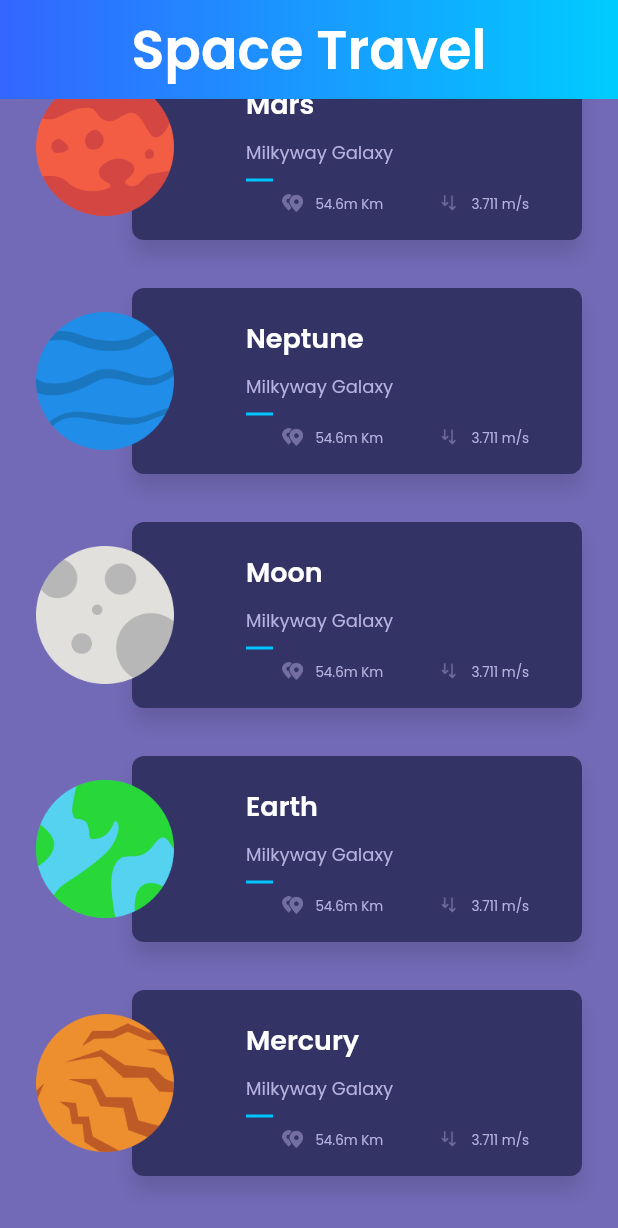
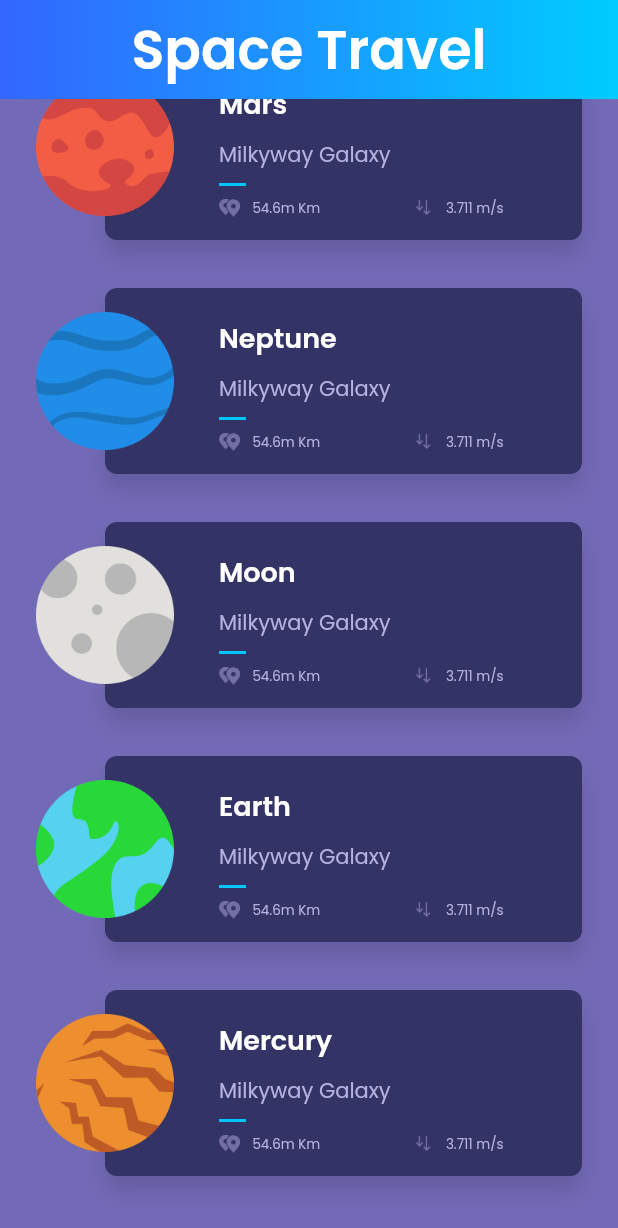
Before and after one commit to kalifun/space_travel, a Flutter app: the screen it shows after launch, scrolled down 70 dp, on a phone screen of 412 x 824 dp. Shown: the top 1228 px of the screen. Run offline on Flutter 3.47's test engine with Material 2 defaults, Android fonts, the phone set to English and light mode, and no system bars.

Commit message:
:bowtie: planet detail page

```diff
--- a/lib/model/Planet.dart
+++ b/lib/model/Planet.dart
@@ -6,6 +6,7 @@ class Planet {
   final String gravity;
   final String description;
   final String image;
+  final String picture;
 
   const Planet({
     this.id,
@@ -15,6 +16,7 @@ class Planet {
     this.gravity,
     this.description,
     this.image,
+    this.picture,
   });
 }
 
@@ -25,8 +27,9 @@ List<Planet> planets = [
       location: "Milkyway Galaxy",
       distance: "54.6m Km",
       gravity: "3.711 m/s ",
-    description: "Lorem ipsum...",
+      description: "Mars is the fourth planet from the Sun and the second-smallest planet in the Solar System after Mercury. In English, Mars carries a name of the Roman god of war, and is often referred to as the 'Red Planet' because the reddish iron oxide prevalent on its surface gives it a reddish appearance that is distinctive among the astronomical bodies visible to the naked eye. Mars is a terrestrial planet with a thin atmosphere, having surface features reminiscent both of the impact craters of the Moon and the valleys, deserts, and polar ice caps of Earth.",
       image: "assets/img/mars.png",
+      picture: "https://www.nasa.gov/sites/default/files/thumbnails/image/pia21723-16.jpg"
   ),
   const Planet(
       id: "2",
@@ -34,8 +37,9 @@ List<Planet> planets = [
       location: "Milkyway Galaxy",
       distance: "54.6m Km",
       gravity: "3.711 m/s ",
-    description: "Lorem ipsum...",
+      description: "Neptune is the eighth and farthest known planet from the Sun in the Solar System. In the Solar System, it is the fourth-largest planet by diameter, the third-most-massive planet, and the densest giant planet. Neptune is 17 times the mass of Earth and is slightly more massive than its near-twin Uranus, which is 15 times the mass of Earth and slightly larger than Neptune. Neptune orbits the Sun once every 164.8 years at an average distance of 30.1 astronomical units (4.50×109 km). It is named after the Roman god of the sea and has the astronomical symbol ♆, a stylised version of the god Neptune's trident",
       image: "assets/img/neptune.png",
+      picture: "https://www.nasa.gov/sites/default/files/styles/full_width_feature/public/images/110411main_Voyager2_280_yshires.jpg"
   ),
   const Planet(
       id: "3",
@@ -43,8 +47,9 @@ List<Planet> planets = [
       location: "Milkyway Galaxy",
       distance: "54.6m Km",
       gravity: "3.711 m/s ",
-    description: "Lorem ipsum...",
+      description: "The Moon is an astronomical body that orbits planet Earth, being Earth's only permanent natural satellite. It is the fifth-largest natural satellite in the Solar System, and the largest among planetary satellites relative to the size of the planet that it orbits (its primary). Following Jupiter's satellite Io, the Moon is second-densest satellite among those whose densities are known.",
       image: "assets/img/moon.png",
+      picture: "https://farm5.staticflickr.com/4086/5052125139_43c31b7012.jpg"
   ),
   const Planet(
       id: "4",
@@ -52,8 +57,9 @@ List<Planet> planets = [
       location: "Milkyway Galaxy",
       distance: "54.6m Km",
       gravity: "3.711 m/s ",
-    description: "Lorem ipsum...",
+      description: "Earth is the third planet from the Sun and the only object in the Universe known to harbor life. According to radiometric dating and other sources of evidence, Earth formed over 4 billion years ago. Earth's gravity interacts with other objects in space, especially the Sun and the Moon, Earth's only natural satellite. Earth revolves around the Sun in 365.26 days, a period known as an Earth year. During this time, Earth rotates about its axis about 366.26 times.",
       image: "assets/img/earth.png",
+      picture: "https://www.nasa.gov/sites/default/files/styles/full_width_feature/public/thumbnails/image/iss042e340851_1.jpg"
   ),
   const Planet(
       id: "5",
@@ -61,7 +67,8 @@ List<Planet> planets = [
       location: "Milkyway Galaxy",
       distance: "54.6m Km",
       gravity: "3.711 m/s ",
-    description: "Lorem ipsum...",
+      description: "Mercury is the smallest and innermost planet in the Solar System. Its orbital period around the Sun of 88 days is the shortest of all the planets in the Solar System. It is named after the Roman deity Mercury, the messenger to the gods.",
       image: "assets/img/mercury.png",
+      picture: "https://c1.staticflickr.com/9/8105/8497927473_2845ae671e_b.jpg"
   ),
 ];
--- a/lib/model/StyleValue.dart
+++ b/lib/model/StyleValue.dart
@@ -19,3 +19,19 @@ final regularTextStyle = baseTextStyle.copyWith(
 final subHeaderTextStyle = regularTextStyle.copyWith(
     fontSize: 12.0
 );
+
+final commonTextStyle = baseTextStyle.copyWith(
+    color: const Color(0xffb6b2df),
+    fontSize: 14.0,
+    fontWeight: FontWeight.w400
+);
+
+final titleTextStyle = baseTextStyle.copyWith(
+    color: Colors.white,
+    fontSize: 18.0,
+    fontWeight: FontWeight.w600
+);
+
+final smallTextStyle = commonTextStyle.copyWith(
+  fontSize: 9.0,
+);
--- a/lib/page/HomePageBody.dart
+++ b/lib/page/HomePageBody.dart
@@ -16,7 +16,7 @@ class HomePageBody extends StatelessWidget {
                 padding: const EdgeInsets.symmetric(vertical: 24.0),
                 sliver: new SliverList(
                   delegate: new SliverChildBuilderDelegate(
-                    (context, index) => new PlanetRow(planets[index]),
+                    (context, index) => new PlanetSummary(planets[index]),
                     childCount: planets.length,
                   ),
                 ),
--- a/lib/page/Page.dart
+++ b/lib/page/Page.dart
@@ -3,5 +3,5 @@ library page;
 export 'package:space_travel/page/HomePage.dart';
 export 'package:space_travel/page/GradienAppBar.dart';
 export 'package:space_travel/page/HomePageBody.dart';
-export 'package:space_travel/page/PlanetRow.dart';
+export 'package:space_travel/page/PlanetSummary.dart';
 export 'package:space_travel/page/DerailPage.dart';
--- a/lib/page/PlanetRow.dart
+++ b/lib/page/PlanetSummary.dart
@@ -3,17 +3,27 @@ import 'package:space_travel/model/Planet.dart';
 import 'package:space_travel/model/StyleValue.dart';
 import 'package:space_travel/page/Page.dart';
 
-class PlanetRow extends StatelessWidget {
+class PlanetSummary extends StatelessWidget {
   final Planet planet;
+  final bool horizontal;
 
-  PlanetRow(this.planet);
+  PlanetSummary(this.planet, {this.horizontal = true});
+
+  PlanetSummary.vertical(this.planet) : horizontal = false;
 
   @override
   Widget build(BuildContext context) {
     return new GestureDetector(
-      onTap: () => Navigator.of(context).push(new PageRouteBuilder(
-        pageBuilder: (_, __, ___) => new DetailPage(planet),
-      )),
+      onTap: horizontal
+          ? () => Navigator.of(context).push(
+                new PageRouteBuilder(
+                  pageBuilder: (_, __, ___) => new DetailPage(planet),
+                  transitionsBuilder:
+                      (context, animation, secondaryAnimation, child) =>
+                          new FadeTransition(opacity: animation, child: child),
+                ),
+              )
+          : null,
       child: new Container(
         margin: const EdgeInsets.symmetric(vertical: 16.0, horizontal: 24.0),
         child: new Stack(
@@ -28,23 +38,26 @@ class PlanetRow extends StatelessWidget {
 
   Widget _planetThumbnail() {
     return Container(
-      margin: EdgeInsets.symmetric(vertical: 16.0),
-      alignment: FractionalOffset.centerLeft,
-      child: new Hero(
+        margin: EdgeInsets.symmetric(vertical: 16.0),
+        alignment:
+            horizontal ? FractionalOffset.centerLeft : FractionalOffset.center,
+        child: new Hero(
           tag: "planet-hero-${planet.id}",
           child: new Image(
             image: new AssetImage(planet.image),
             height: 92.0,
             width: 92.0,
-          ),)
-    );
+          ),
+        ));
   }
 
   Widget _planetCard() {
     return Container(
       child: _planetCardContent(),
-      height: 124.0,
-      margin: EdgeInsets.only(left: 64.0),
+      height: horizontal ? 124.0 : 154.0,
+      margin: horizontal
+          ? new EdgeInsets.only(left: 46.0)
+          : new EdgeInsets.only(top: 72.0),
       decoration: new BoxDecoration(
           color: new Color(0xFF333366),
           shape: BoxShape.rectangle,
@@ -63,39 +76,33 @@ class PlanetRow extends StatelessWidget {
   Widget _planetCardContent() {
     return Container(
       // 调整未知
-      margin: EdgeInsets.fromLTRB(76.0, 16.0, 16.0, 16.0),
+      margin: new EdgeInsets.fromLTRB(
+          horizontal ? 76.0 : 16.0, horizontal ? 16.0 : 42.0, 16.0, 15.0),
       // 限制子组件的宽高，随着子元素扩展
       constraints: new BoxConstraints.expand(),
       child: new Column(
         // 对齐方式
-        crossAxisAlignment: CrossAxisAlignment.start,
+        crossAxisAlignment:
+            horizontal ? CrossAxisAlignment.start : CrossAxisAlignment.center,
         children: <Widget>[
-          new Container(
-            height: 4.0,
-          ),
-          new Text(
-            planet.name,
-            style: headerTextStyle,
-          ),
-          new Container(
-            height: 10.0,
-          ),
-          new Text(
-            planet.location,
-            style: subHeaderTextStyle,
-          ),
-          new Container(
-              margin: new EdgeInsets.symmetric(vertical: 8.0),
-              height: 2.0,
-              width: 18.0,
-              color: new Color(0xff00c6ff)),
+          new Container(height: 4.0),
+          new Text(planet.name, style: titleTextStyle),
+          new Container(height: 10.0),
+          new Text(planet.location, style: commonTextStyle),
+          new Separator(),
           new Row(
+            mainAxisAlignment: MainAxisAlignment.center,
             children: <Widget>[
               new Expanded(
+                  flex: horizontal ? 1 : 0,
                   child: _planetValue(
                       value: planet.distance,
                       image: "assets/img/ic_distance.png")),
+              new Container(
+                width: 32.0,
+              ),
               new Expanded(
+                  flex: horizontal ? 1 : 0,
                   child: _planetValue(
                       value: planet.gravity,
                       image: "assets/img/ic_gravity.png"))
@@ -107,16 +114,18 @@ class PlanetRow extends StatelessWidget {
   }
 
   Widget _planetValue({String value, String image}) {
-    return new Row(
+    return new Container(
+        child: new Row(
+      mainAxisSize: MainAxisSize.min,
       children: <Widget>[
-        new Container(width: 24.0),
+        // new Container(width: 24.0),
         new Image.asset(image, height: 12.0),
         new Container(width: 8.0),
         new Text(
           value,
-          style: regularTextStyle,
+          style: smallTextStyle,
         ),
       ],
-    );
+    ));
   }
 }
```
Also changed, not shown: lib/page/DerailPage.dart (+74 -5 lines), doc/image/detail-1.png (added), doc/image/detail-2.png (added), doc/image/nice.png (added), doc/image/nice2.png (added), doc/image/planet-detail.png (added), 2 other files. Lines whose indentation alone changed are shown as unchanged.
